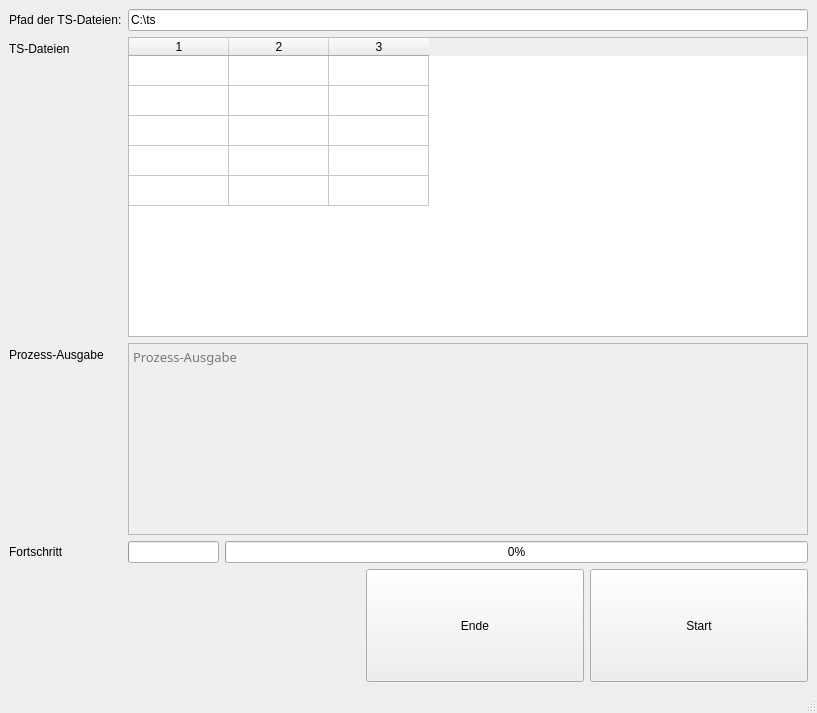
Above: XCodeUI.ui from ruegi/XCode before the change. Below: the same form after it.
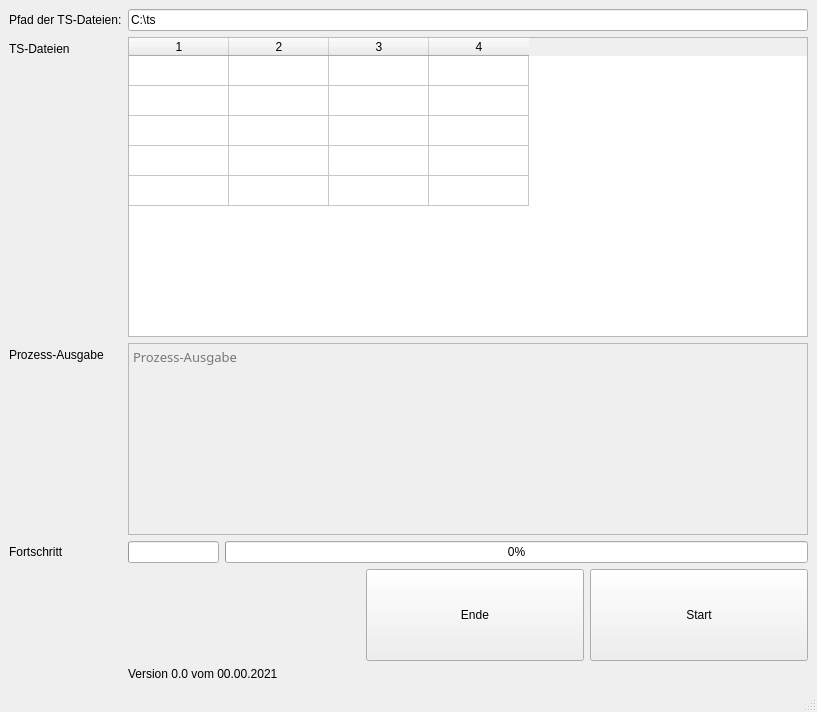
That is the form after the change. Icons and pictures are not drawn.

Commit message: Einzeln ab- oder anwählbare ts-Files, Versions-Info

```diff
--- a/XCodeUI.ui
+++ b/XCodeUI.ui
@@ -7,7 +7,7 @@
     <x>0</x>
     <y>0</y>
     <width>817</width>
-    <height>713</height>
+    <height>712</height>
    </rect>
   </property>
   <property name="windowTitle">
@@ -72,7 +72,7 @@
          <number>5</number>
         </property>
         <property name="columnCount">
-         <number>3</number>
+         <number>4</number>
         </property>
         <attribute name="verticalHeaderVisible">
          <bool>false</bool>
@@ -85,6 +85,7 @@
         <column/>
         <column/>
         <column/>
+        <column/>
        </widget>
       </item>
       <item row="6" column="0">
@@ -224,6 +225,19 @@
         </item>
        </layout>
       </item>
+      <item row="13" column="1">
+       <widget class="QLabel" name="lbl_version">
+        <property name="layoutDirection">
+         <enum>Qt::RightToLeft</enum>
+        </property>
+        <property name="autoFillBackground">
+         <bool>true</bool>
+        </property>
+        <property name="text">
+         <string>Version 0.0 vom 00.00.2021</string>
+        </property>
+       </widget>
+      </item>
      </layout>
     </item>
    </layout>
```
Left out of the diff: 2 changed lines with no effect on the pictures. The commit also changes 15 other files.
